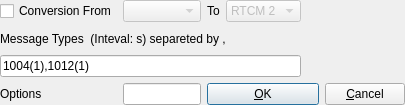
Above: app/strsvr_qt/convdlg.ui from tomojitakasu/RTKLIB before the change. Below: the same form after it.
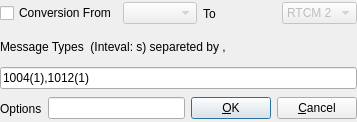
That is the form after the change.

What changed in the file:
```diff
--- a/app/strsvr_qt/convdlg.ui
+++ b/app/strsvr_qt/convdlg.ui
@@ -6,8 +6,8 @@
    <rect>
     <x>0</x>
     <y>0</y>
-    <width>405</width>
-    <height>105</height>
+    <width>357</width>
+    <height>122</height>
    </rect>
   </property>
   <property name="windowTitle">
@@ -29,17 +29,22 @@
    <property name="bottomMargin">
     <number>0</number>
    </property>
-   <item row="0" column="1">
-    <widget class="QComboBox" name="InFormat">
-     <property name="enabled">
-      <bool>false</bool>
-     </property>
-     <property name="toolTip">
-      <string/>
-     </property>
-    </widget>
-   </item>
-   <item row="7" column="0">
+   <item row="4" column="0" colspan="2">
+    <widget class="QWidget" name="widget_2" native="true">
+     <layout class="QHBoxLayout" name="horizontalLayout_2">
+      <property name="leftMargin">
+       <number>0</number>
+      </property>
+      <property name="topMargin">
+       <number>0</number>
+      </property>
+      <property name="rightMargin">
+       <number>0</number>
+      </property>
+      <property name="bottomMargin">
+       <number>0</number>
+      </property>
+      <item>
     <widget class="QLabel" name="Label10">
      <property name="enabled">
       <bool>true</bool>
@@ -52,7 +57,7 @@
      </property>
     </widget>
    </item>
-   <item row="7" column="1">
+      <item>
     <widget class="QLineEdit" name="Options">
      <property name="enabled">
       <bool>true</bool>
@@ -65,7 +70,7 @@
      </property>
     </widget>
    </item>
-   <item row="7" column="2" colspan="5">
+      <item>
     <widget class="QPushButton" name="BtnOk">
      <property name="enabled">
       <bool>true</bool>
@@ -84,7 +89,7 @@
      </property>
     </widget>
    </item>
-   <item row="7" column="7">
+      <item>
     <widget class="QPushButton" name="BtnCancel">
      <property name="enabled">
       <bool>true</bool>
@@ -97,27 +102,25 @@
      </property>
     </widget>
    </item>
-   <item row="0" column="3">
-    <widget class="QComboBox" name="OutFormat">
-     <property name="enabled">
-      <bool>false</bool>
-     </property>
-     <property name="toolTip">
-      <string/>
-     </property>
-     <item>
-      <property name="text">
-       <string>RTCM 2</string>
-      </property>
-     </item>
-     <item>
-      <property name="text">
-       <string>RTCM 3</string>
-      </property>
-     </item>
+     </layout>
     </widget>
    </item>
-   <item row="0" column="0">
+   <item row="0" column="0" colspan="2">
+    <widget class="QWidget" name="widget" native="true">
+     <layout class="QHBoxLayout" name="horizontalLayout">
+      <property name="leftMargin">
+       <number>0</number>
+      </property>
+      <property name="topMargin">
+       <number>0</number>
+      </property>
+      <property name="rightMargin">
+       <number>0</number>
+      </property>
+      <property name="bottomMargin">
+       <number>0</number>
+      </property>
+      <item>
     <widget class="QCheckBox" name="Conversion">
      <property name="toolTip">
       <string/>
@@ -130,7 +133,17 @@
      </property>
     </widget>
    </item>
-   <item row="0" column="2">
+      <item>
+       <widget class="QComboBox" name="InFormat">
+        <property name="enabled">
+         <bool>false</bool>
+        </property>
+        <property name="toolTip">
+         <string/>
+        </property>
+       </widget>
+      </item>
+      <item>
     <widget class="QLabel" name="Label2">
      <property name="enabled">
       <bool>true</bool>
@@ -143,7 +156,30 @@
      </property>
     </widget>
    </item>
-   <item row="1" column="0" colspan="4">
+      <item>
+       <widget class="QComboBox" name="OutFormat">
+        <property name="enabled">
+         <bool>false</bool>
+        </property>
+        <property name="toolTip">
+         <string/>
+        </property>
+        <item>
+         <property name="text">
+          <string>RTCM 2</string>
+         </property>
+        </item>
+        <item>
+         <property name="text">
+          <string>RTCM 3</string>
+         </property>
+        </item>
+       </widget>
+      </item>
+     </layout>
+    </widget>
+   </item>
+   <item row="2" column="0" colspan="2">
     <widget class="QLabel" name="Label4">
      <property name="enabled">
       <bool>true</bool>
@@ -156,7 +192,7 @@
      </property>
     </widget>
    </item>
-   <item row="2" column="0" colspan="4">
+   <item row="3" column="0" colspan="2">
     <widget class="QLineEdit" name="OutMsgs">
      <property name="enabled">
       <bool>true</bool>
```
Lines whose indentation alone changed are shown as unchanged.
